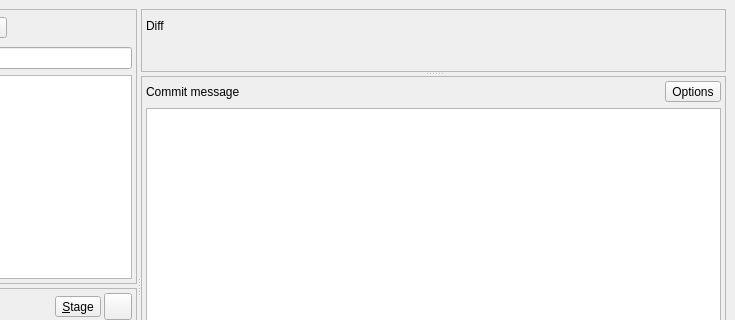
First picture: the form in qgitc/commitwindow.ui, repository timxx/qgitc, before the edit; both pictures show x 197 to 932 and y 0 to 320 of the 932 by 594 pixel window.
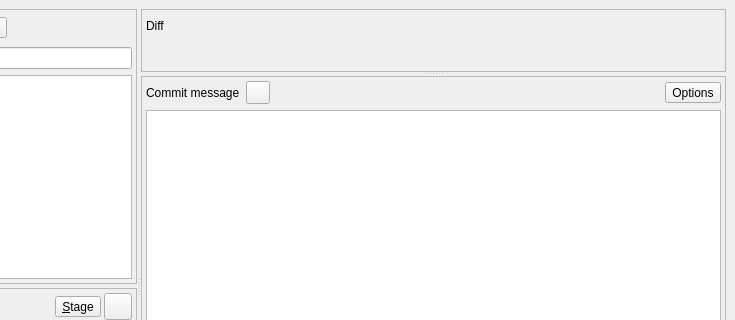
Second picture: the form after the edit. Custom widgets are drawn as their Qt base class.

Commit message:
Add ai generate commit message button
Need to implement later

Patch:
```diff
--- a/qgitc/commitwindow.ui
+++ b/qgitc/commitwindow.ui
@@ -330,6 +330,16 @@
                  </property>
                 </widget>
                </item>
+               <item>
+                <widget class="ColoredIconToolButton" name="btnGenMessage">
+                 <property name="toolTip">
+                  <string>Generate Commit Message with AI Assistant</string>
+                 </property>
+                 <property name="text">
+                  <string/>
+                 </property>
+                </widget>
+               </item>
                <item>
                 <spacer name="horizontalSpacer_4">
                  <property name="orientation">
```
The commit also changes 3 other files.
